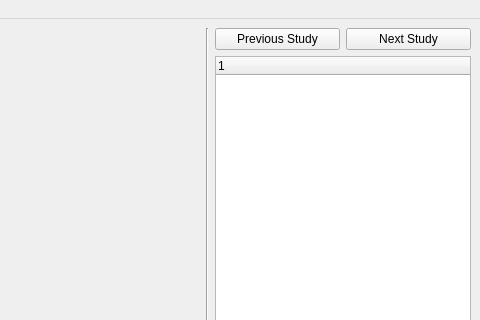
Qt form api/interface/qt/QMainAlderWindow.ui (patrickdemond/Alder) before a commit; both pictures show x 746 to 1226 and y 0 to 320 of the 1226 by 900 pixel window.
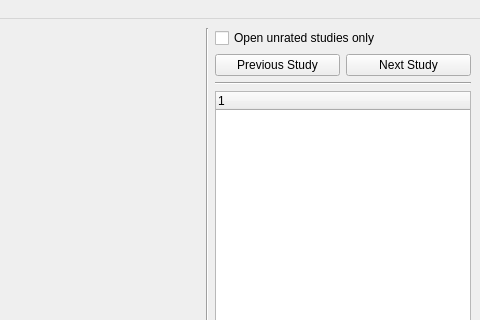
The same form after that commit. Custom widgets are drawn as their Qt base class.

Commit message: Adding feature to open unrated studies only

Diff of the .ui file:
```diff
--- a/api/interface/qt/QMainAlderWindow.ui
+++ b/api/interface/qt/QMainAlderWindow.ui
@@ -79,6 +79,13 @@
       </item>
       <item>
        <layout class="QVBoxLayout" name="panelLayout">
+        <item>
+         <widget class="QCheckBox" name="unratedCheckBox">
+          <property name="text">
+           <string>Open unrated studies only</string>
+          </property>
+         </widget>
+        </item>
         <item>
          <layout class="QHBoxLayout" name="studyButtonLayout">
           <item>
@@ -97,6 +104,13 @@
           </item>
          </layout>
         </item>
+        <item>
+         <widget class="Line" name="line">
+          <property name="orientation">
+           <enum>Qt::Horizontal</enum>
+          </property>
+         </widget>
+        </item>
         <item>
          <widget class="QTreeWidget" name="studyTreeWidget">
           <property name="sizePolicy">
```
The commit also changes 7 other files.
